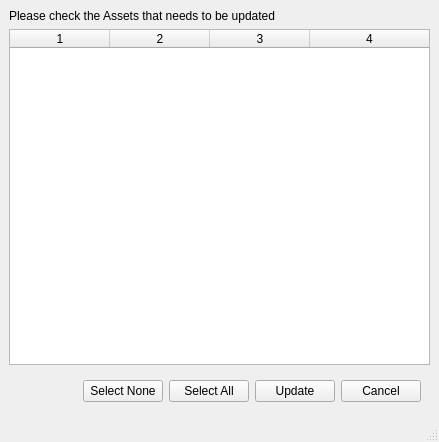
First picture: the form in ui/assetUpdater.ui, repository code-google-com/oyprojectmanager, before the edit.
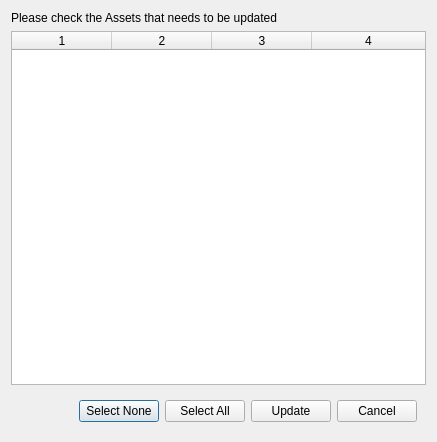
Second picture: the form after the edit.

Commit message: oyProjectManager: v10.2.5 - projectManager: added calls to Sequence.saveSettings in necessary places - projectModel: fixed accidently creation of multiple shots with same name in   sequence - projectSetter: the oySetProject.py script is moved inside the   oyProjectManager package, and its functionalities has been generalized by   supporting the Environment concept - projectManager: all the ui elements converted from MainWindow to Dialog - assetManager, assetUpdater: assetManager now can call assetUpdater properly   upon file load, without any crash... (congrats to my self :) )

What changed in the file:
```diff
--- a/ui/assetUpdater.ui
+++ b/ui/assetUpdater.ui
@@ -1,26 +1,19 @@
 <?xml version="1.0" encoding="UTF-8"?>
 <ui version="4.0">
- <class>MainWindow</class>
- <widget class="QMainWindow" name="MainWindow">
+ <class>Dialog</class>
+ <widget class="QDialog" name="Dialog">
   <property name="geometry">
    <rect>
     <x>0</x>
     <y>0</y>
-    <width>439</width>
+    <width>437</width>
     <height>442</height>
    </rect>
   </property>
-  <property name="sizePolicy">
-   <sizepolicy hsizetype="Expanding" vsizetype="Expanding">
-    <horstretch>1</horstretch>
-    <verstretch>1</verstretch>
-   </sizepolicy>
-  </property>
   <property name="windowTitle">
    <string>Asset Updater</string>
   </property>
-  <widget class="QWidget" name="centralwidget">
-   <layout class="QVBoxLayout" name="verticalLayout_2">
+  <layout class="QVBoxLayout" name="verticalLayout">
     <item>
      <widget class="QLabel" name="label">
       <property name="text">
@@ -114,8 +107,6 @@
      </widget>
     </item>
    </layout>
-  </widget>
-  <widget class="QStatusBar" name="statusbar"/>
  </widget>
  <resources/>
  <connections/>
```
Lines whose indentation alone changed are shown as unchanged. The commit also changes 19 other files.
